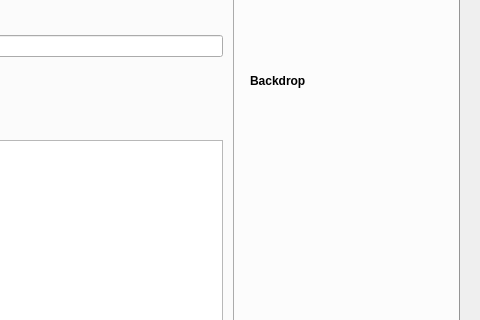
The window that MovieWidget.ui (Komet/MediaElch) describes before a commit, drawn with Qt 5; both pictures show x 454 to 934 and y 301 to 621 of the 934 by 804 pixel window.
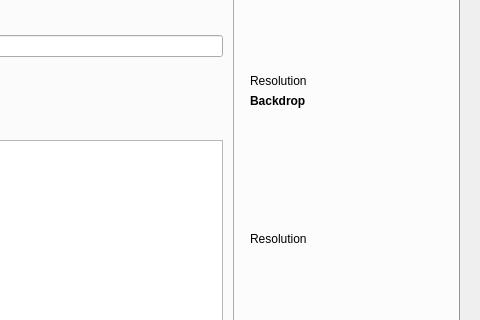
The same window after the commit. Icons and pictures are not drawn. Custom widgets are drawn as their Qt base class.

Commit message: Added Resolution Info to Poster and Backdrop

Diff of the .ui file:
```diff
--- a/MovieWidget.ui
+++ b/MovieWidget.ui
@@ -717,6 +717,16 @@
             </property>
            </widget>
           </item>
+          <item>
+           <widget class="QLabel" name="posterResolution">
+            <property name="toolTip">
+             <string>Resolution</string>
+            </property>
+            <property name="text">
+             <string>Resolution</string>
+            </property>
+           </widget>
+          </item>
           <item>
            <widget class="QLabel" name="label_14">
             <property name="font">
@@ -761,6 +771,16 @@
             </property>
            </widget>
           </item>
+          <item>
+           <widget class="QLabel" name="backdropResolution">
+            <property name="toolTip">
+             <string>Resolution</string>
+            </property>
+            <property name="text">
+             <string>Resolution</string>
+            </property>
+           </widget>
+          </item>
           <item>
            <spacer name="verticalSpacer">
             <property name="orientation">
```
The commit also changes 3 other files.
